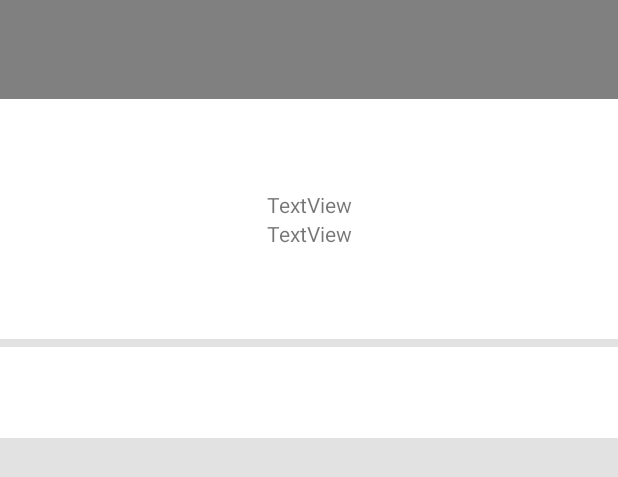
After one commit to lsjpjs1/Rudder-Android, an Android app: the layout fragment_show_post.xml on its own in the app's theme, with its tools: preview values and no code run, on a phone screen of 412 x 824 dp. The commit adds this screen. Shown: the top 477 px of the screen. Run offline under Robolectric (Android 15) with nearby library versions, the phone set to English and light mode, and no system bars; network calls fail.

Commit message:
게시글 보여주는 화면 레이아웃 작업 중

```diff
--- /dev/null
+++ b/app/src/main/res/layout/fragment_show_post.xml
@@ -0,0 +1,109 @@
+<?xml version="1.0" encoding="utf-8"?>
+<androidx.constraintlayout.widget.ConstraintLayout xmlns:android="http://schemas.android.com/apk/res/android"
+    xmlns:tools="http://schemas.android.com/tools"
+    android:layout_width="match_parent"
+    android:layout_height="match_parent"
+    xmlns:app="http://schemas.android.com/apk/res-auto">
+
+    <androidx.constraintlayout.widget.ConstraintLayout
+        android:id="@+id/constraintLayout6"
+        android:layout_width="match_parent"
+        android:layout_height="0dp"
+        android:background="@color/grey"
+        app:layout_constraintHeight_default="percent"
+        app:layout_constraintHeight_percent="@dimen/show_post_header_height"
+        app:layout_constraintTop_toTopOf="parent">
+
+    </androidx.constraintlayout.widget.ConstraintLayout>
+
+    <androidx.constraintlayout.widget.ConstraintLayout
+        android:layout_width="match_parent"
+        android:layout_height="0dp"
+        android:background="@color/light_grey"
+        app:layout_constraintHeight_default="percent"
+        app:layout_constraintHeight_percent="@dimen/show_post_body_height"
+        app:layout_constraintTop_toBottomOf="@+id/constraintLayout6">
+
+        <ScrollView
+            android:layout_width="match_parent"
+            android:layout_height="match_parent"
+            android:fillViewport="true">
+
+            <androidx.constraintlayout.widget.ConstraintLayout
+                android:layout_width="match_parent"
+                android:layout_height="match_parent">
+
+                <androidx.constraintlayout.widget.ConstraintLayout
+                    android:id="@+id/constraintLayout8"
+                    android:layout_width="match_parent"
+                    android:layout_height="0dp"
+                    android:background="@color/white"
+                    app:layout_constraintHeight_default="percent"
+                    app:layout_constraintHeight_percent="@dimen/post_info_height"
+                    app:layout_constraintTop_toTopOf="parent"
+                    tools:layout_editor_absoluteX="0dp">
+
+                </androidx.constraintlayout.widget.ConstraintLayout>
+
+                <androidx.constraintlayout.widget.ConstraintLayout
+                    android:id="@+id/constraintLayout7"
+                    android:layout_width="match_parent"
+                    android:layout_height="wrap_content"
+                    android:background="@color/white"
+                    app:layout_constraintTop_toBottomOf="@+id/constraintLayout8">
+
+                    <TextView
+                        android:id="@+id/textView"
+                        android:layout_width="wrap_content"
+                        android:layout_height="wrap_content"
+                        android:text="TextView"
+                        app:layout_constraintEnd_toEndOf="parent"
+                        app:layout_constraintStart_toStartOf="parent"
+                        app:layout_constraintTop_toTopOf="parent" />
+
+                    <TextView
+                        android:id="@+id/textView2"
+                        android:layout_width="wrap_content"
+                        android:layout_height="wrap_content"
+                        android:text="TextView"
+                        app:layout_constraintEnd_toEndOf="parent"
+                        app:layout_constraintStart_toStartOf="parent"
+                        app:layout_constraintTop_toBottomOf="@+id/textView" />
+                </androidx.constraintlayout.widget.ConstraintLayout>
+
+                <androidx.constraintlayout.widget.ConstraintLayout
+                    android:id="@+id/constraintLayout9"
+                    android:layout_width="match_parent"
+                    android:layout_height="0dp"
+                    android:background="@color/white"
+                    app:layout_constraintHeight_default="percent"
+                    app:layout_constraintHeight_percent="@dimen/post_count_height"
+                    app:layout_constraintTop_toBottomOf="@+id/constraintLayout7"
+                    tools:layout_editor_absoluteX="0dp">
+
+                </androidx.constraintlayout.widget.ConstraintLayout>
+
+                <androidx.constraintlayout.widget.ConstraintLayout
+                    android:id="@+id/constraintLayout10"
+                    android:layout_width="match_parent"
+                    android:layout_height="0dp"
+                    android:layout_marginTop="5dp"
+                    android:background="@color/white"
+                    app:layout_constraintHeight_default="percent"
+                    app:layout_constraintHeight_percent="@dimen/comment_info_height"
+                    app:layout_constraintTop_toBottomOf="@+id/constraintLayout9"
+                    tools:layout_editor_absoluteX="0dp">
+
+                </androidx.constraintlayout.widget.ConstraintLayout>
+
+                <androidx.recyclerview.widget.RecyclerView
+                    android:layout_width="match_parent"
+                    android:layout_height="match_parent"
+                    android:layout_marginTop="3dp"
+                    app:layout_constraintTop_toBottomOf="@+id/constraintLayout10"
+                    tools:layout_editor_absoluteX="0dp" />
+            </androidx.constraintlayout.widget.ConstraintLayout>
+        </ScrollView>
+
+    </androidx.constraintlayout.widget.ConstraintLayout>
+</androidx.constraintlayout.widget.ConstraintLayout>
--- a/app/src/main/res/values/colors.xml
+++ b/app/src/main/res/values/colors.xml
@@ -9,4 +9,5 @@
     <color name="white">#FFFFFFFF</color>
     <color name="purple_rudder">#9329D1</color>
     <color name="grey">#FF808080</color>
+    <color name="light_grey">#FFE2E2E2</color>
 </resources>
--- a/app/src/main/res/values/ratio.xml
+++ b/app/src/main/res/values/ratio.xml
@@ -22,4 +22,11 @@
     <item name="post_preview_tail_like_count_width" format="float" type="dimen">0.2</item>
     <item name="post_preview_tail_comment_count_width" format="float" type="dimen">0.15</item>
 
+    <item name="show_post_header_height" type="dimen" format="float">0.08</item>
+    <item name="show_post_body_height" type="dimen" format="float">0.92</item>
+
+    <item name="post_info_height" type="dimen" format="float">0.08</item>
+    <item name="post_count_height" type="dimen" format="float">0.08</item>
+    <item name="comment_info_height" type="dimen" format="float">0.08</item>
+
 </resources>
```
